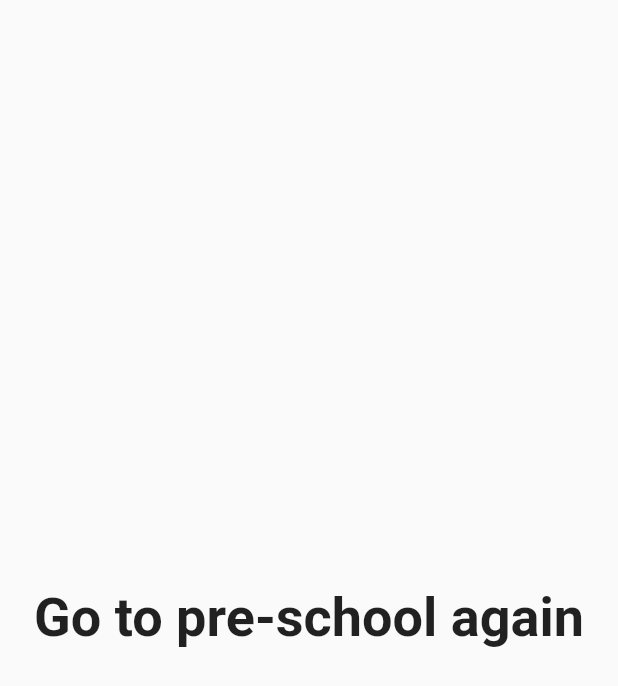
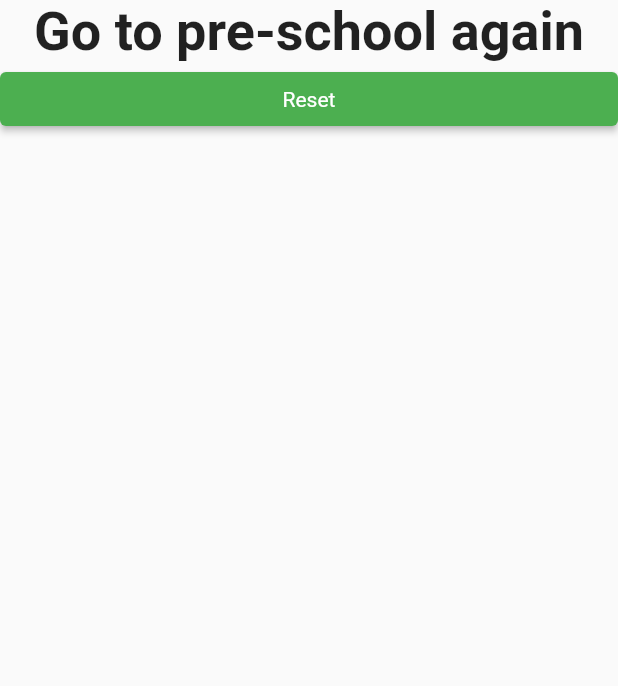
Before and after one commit to Mafe0394/StartingWithFlutter, a Flutter app: the Result widget shown alone on an empty page, opened directly with empty values, on a phone screen of 412 x 824 dp. Shown: the top 686 px of the screen. Run offline on Flutter 3.47's test engine with Material 2 defaults, Android fonts, the phone set to English and light mode, and no system bars.

Commit message:
reset quiz final

```diff
--- a/lib/result.dart
+++ b/lib/result.dart
@@ -1,18 +1,20 @@
 import 'package:flutter/material.dart';
+import 'package:flutter_complete_guide/answer.dart';
 
 class Result extends StatelessWidget {
   final int resultScore;
+  final Function function;
 
-  Result(this.resultScore);
+  Result({@required this.resultScore, @required this.function});
 
-  String get resultPhrase{
+  String get resultPhrase {
     String resultText;
-    if (resultScore<8){
-      resultText='Go to pre-school again';
-    }else if(resultScore<15){
-      resultText='Meh!';
-    }else{
-      resultText='You are awesome';
+    if (resultScore < 8) {
+      resultText = 'Go to pre-school again';
+    } else if (resultScore < 15) {
+      resultText = 'Meh!';
+    } else {
+      resultText = 'You are awesome';
     }
     return resultText;
   }
@@ -20,11 +22,16 @@ class Result extends StatelessWidget {
   @override
   Widget build(BuildContext context) {
     return Center(
-      child: Text(resultPhrase,
-          style: TextStyle(
-            fontSize: 36,
-            fontWeight: FontWeight.bold,
-          )),
+      child: Column(
+        children: [
+          Text(resultPhrase,
+              style: TextStyle(
+                fontSize: 36,
+                fontWeight: FontWeight.bold,
+              )),
+          Answer(text: "Reset", function: function)
+        ],
+      ),
     );
   }
 }
```
Also changed, not shown: lib/main.dart (+9 -3 lines).
